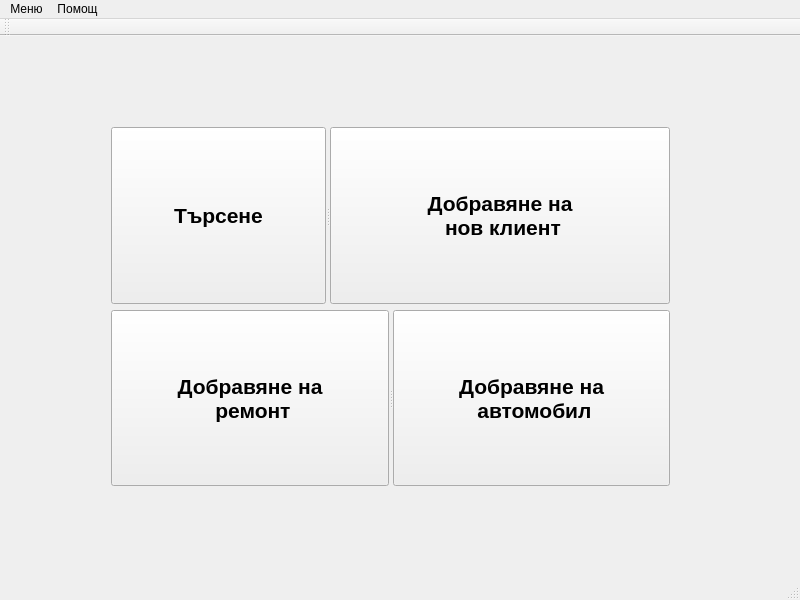
Above: mainwindow.ui from JohnnyBrawo/CarServ before the change. Below: the same form after it.
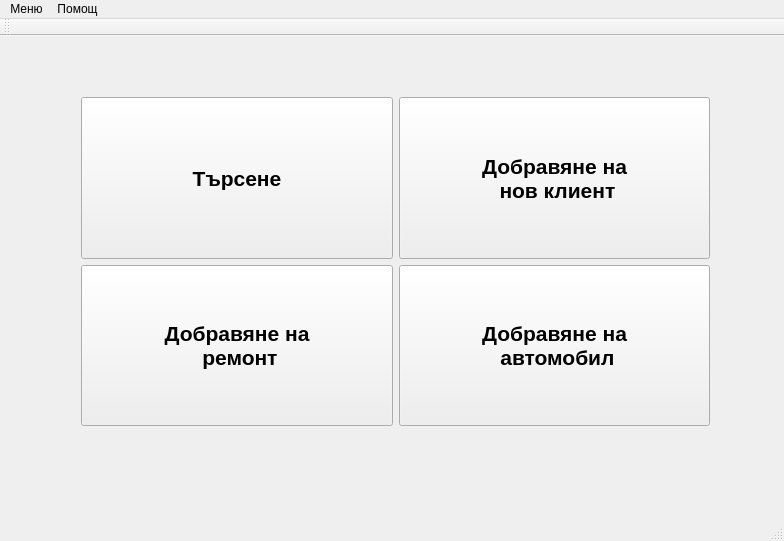
That is the form after the change.

The edit to the form file:
```diff
--- a/mainwindow.ui
+++ b/mainwindow.ui
@@ -6,12 +6,12 @@
    <rect>
     <x>0</x>
     <y>0</y>
-    <width>800</width>
-    <height>600</height>
+    <width>784</width>
+    <height>541</height>
    </rect>
   </property>
   <property name="sizePolicy">
-   <sizepolicy hsizetype="Preferred" vsizetype="Preferred">
+   <sizepolicy hsizetype="Expanding" vsizetype="Expanding">
     <horstretch>0</horstretch>
     <verstretch>0</verstretch>
    </sizepolicy>
@@ -23,19 +23,21 @@
    <widget class="QWidget" name="">
     <property name="geometry">
      <rect>
-      <x>100</x>
-      <y>80</y>
-      <width>581</width>
-      <height>381</height>
+      <x>70</x>
+      <y>50</y>
+      <width>651</width>
+      <height>351</height>
      </rect>
     </property>
     <layout class="QGridLayout" name="gridLayout">
      <item row="0" column="0">
-      <widget class="QSplitter" name="splitter">
-       <property name="orientation">
-        <enum>Qt::Horizontal</enum>
-       </property>
        <widget class="QPushButton" name="Button_Search">
+       <property name="sizePolicy">
+        <sizepolicy hsizetype="Minimum" vsizetype="Expanding">
+         <horstretch>0</horstretch>
+         <verstretch>0</verstretch>
+        </sizepolicy>
+       </property>
         <property name="font">
          <font>
           <pointsize>16</pointsize>
@@ -47,7 +49,15 @@
          <string>Търсене</string>
         </property>
        </widget>
+     </item>
+     <item row="0" column="1">
        <widget class="QPushButton" name="Button_AddNewClient">
+       <property name="sizePolicy">
+        <sizepolicy hsizetype="Minimum" vsizetype="Expanding">
+         <horstretch>0</horstretch>
+         <verstretch>0</verstretch>
+        </sizepolicy>
+       </property>
         <property name="font">
          <font>
           <pointsize>16</pointsize>
@@ -60,14 +70,15 @@
  нов клиент</string>
         </property>
        </widget>
-      </widget>
      </item>
      <item row="1" column="0">
-      <widget class="QSplitter" name="splitter_2">
-       <property name="orientation">
-        <enum>Qt::Horizontal</enum>
-       </property>
        <widget class="QPushButton" name="Button_AddNewRepair">
+       <property name="sizePolicy">
+        <sizepolicy hsizetype="Minimum" vsizetype="Expanding">
+         <horstretch>0</horstretch>
+         <verstretch>0</verstretch>
+        </sizepolicy>
+       </property>
         <property name="font">
          <font>
           <pointsize>16</pointsize>
@@ -80,7 +91,15 @@
  ремонт</string>
         </property>
        </widget>
+     </item>
+     <item row="1" column="1">
        <widget class="QPushButton" name="Button_AddNewAuto">
+       <property name="sizePolicy">
+        <sizepolicy hsizetype="Minimum" vsizetype="Expanding">
+         <horstretch>0</horstretch>
+         <verstretch>0</verstretch>
+        </sizepolicy>
+       </property>
         <property name="font">
          <font>
           <pointsize>16</pointsize>
@@ -93,7 +112,6 @@
  автомобил</string>
         </property>
        </widget>
-      </widget>
      </item>
     </layout>
    </widget>
@@ -103,8 +121,8 @@
     <rect>
      <x>0</x>
      <y>0</y>
-     <width>800</width>
-     <height>21</height>
+     <width>784</width>
+     <height>23</height>
     </rect>
    </property>
    <widget class="QMenu" name="menu">
```
Left out of the diff: 4 changed lines with no effect on the pictures. Lines whose indentation alone changed are shown as unchanged.
